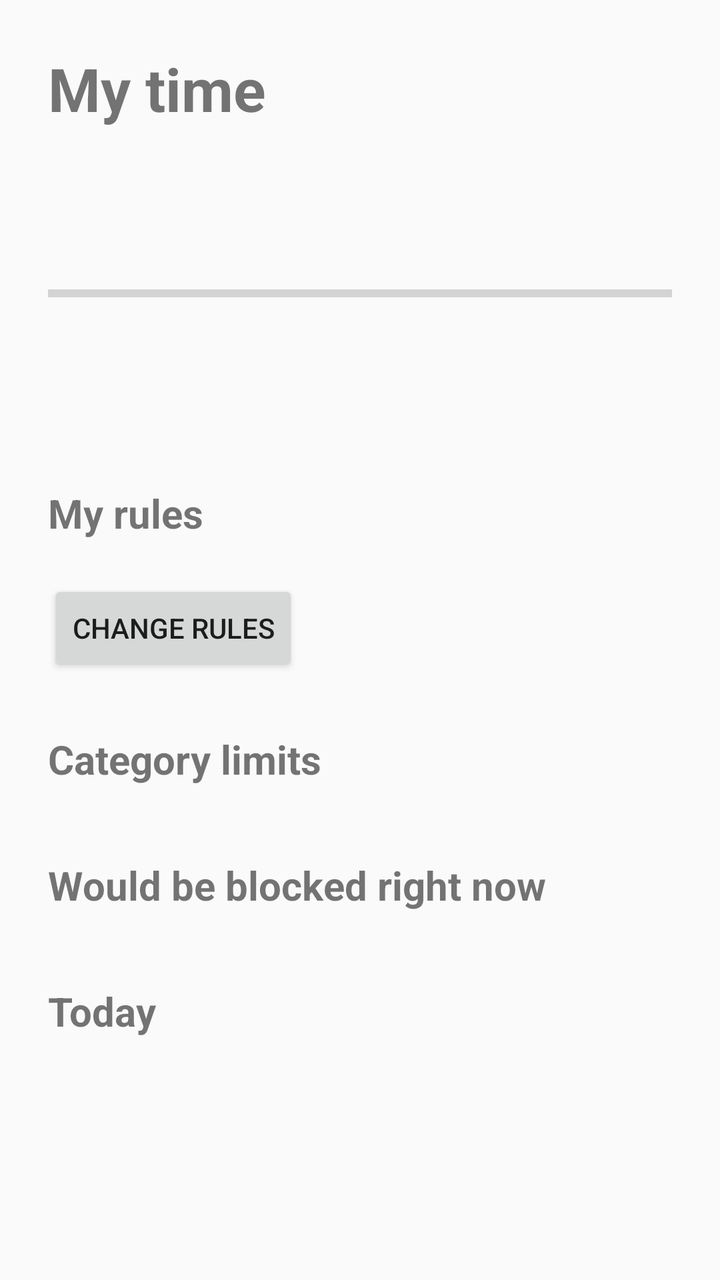
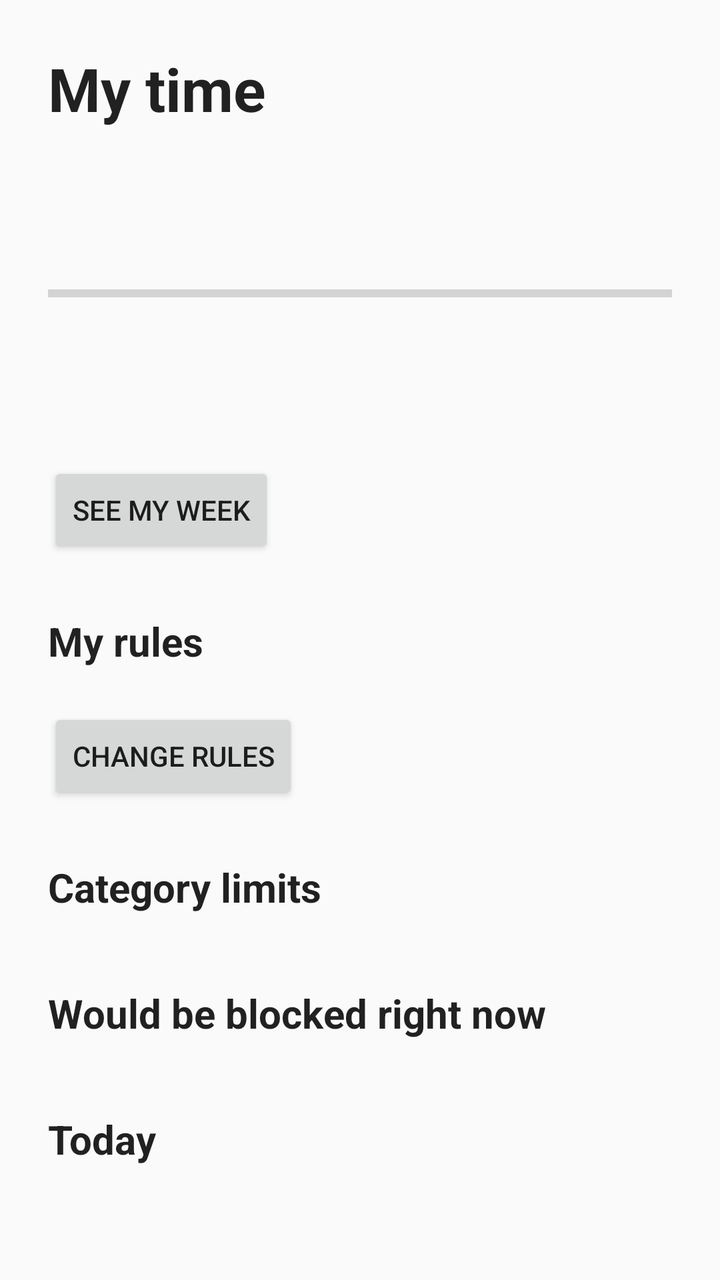

Two renders of the same Android screen: before a commit and after it. Below are the layout's source before the change and the commit's diff.
<!-- AndroidManifest.xml: application theme Theme.AppCompat.DayNight.NoActionBar -->
<!-- res/layout/activity_home.xml -->
<?xml version="1.0" encoding="utf-8"?>
<ScrollView xmlns:android="http://schemas.android.com/apk/res/android"
    android:layout_width="match_parent"
    android:layout_height="match_parent"
    android:fillViewport="true">

    <LinearLayout
        android:layout_width="match_parent"
        android:layout_height="wrap_content"
        android:orientation="vertical"
        android:padding="24dp">

        <TextView
            android:layout_width="wrap_content"
            android:layout_height="wrap_content"
            android:text="@string/home_title"
            android:textSize="30sp"
            android:textStyle="bold" />

        
        <LinearLayout
            android:id="@+id/permission_card"
            android:layout_width="match_parent"
            android:layout_height="wrap_content"
            android:layout_marginTop="20dp"
            android:background="?android:attr/colorBackgroundFloating"
            android:orientation="vertical"
            android:padding="16dp"
            android:visibility="gone">

            <TextView
                android:layout_width="wrap_content"
                android:layout_height="wrap_content"
                android:text="@string/home_permission_title"
                android:textSize="18sp"
                android:textStyle="bold" />

            <TextView
                android:layout_width="match_parent"
                android:layout_height="wrap_content"
                android:layout_marginTop="6dp"
                android:text="@string/home_permission_body"
                android:textSize="15sp" />

            <Button
                android:id="@+id/permission_button"
                android:layout_width="wrap_content"
                android:layout_height="wrap_content"
                android:layout_marginTop="12dp"
                android:text="@string/home_permission_button" />
        </LinearLayout>

        <LinearLayout
            android:id="@+id/summary_card"
            android:layout_width="match_parent"
            android:layout_height="wrap_content"
            android:layout_marginTop="20dp"
            android:orientation="vertical">

            <TextView
                android:id="@+id/headline"
                android:layout_width="wrap_content"
                android:layout_height="wrap_content"
                android:textSize="34sp"
                android:textStyle="bold" />

            <ProgressBar
                android:id="@+id/budget_bar"
                style="?android:attr/progressBarStyleHorizontal"
                android:layout_width="match_parent"
                android:layout_height="10dp"
                android:layout_marginTop="12dp"
                android:max="100" />

            <TextView
                android:id="@+id/subline"
                android:layout_width="wrap_content"
                android:layout_height="wrap_content"
                android:layout_marginTop="8dp"
                android:textSize="15sp" />

            <TextView
                android:id="@+id/mode_note"
                android:layout_width="match_parent"
                android:layout_height="wrap_content"
                android:layout_marginTop="16dp"
                android:textSize="14sp"
                android:textStyle="italic" />
        </LinearLayout>

        <TextView
            android:layout_width="wrap_content"
            android:layout_height="wrap_content"
            android:layout_marginTop="28dp"
            android:text="@string/home_rules_header"
            android:textSize="20sp"
            android:textStyle="bold" />

        <LinearLayout
            android:id="@+id/rules_list"
            android:layout_width="match_parent"
            android:layout_height="wrap_content"
            android:layout_marginTop="8dp"
            android:orientation="vertical" />

        <Button
            android:id="@+id/edit_rules"
            android:layout_width="wrap_content"
            android:layout_height="wrap_content"
            android:layout_marginTop="12dp"
            android:text="@string/home_edit_rules" />

        <TextView
            android:layout_width="wrap_content"
            android:layout_height="wrap_content"
            android:layout_marginTop="28dp"
            android:text="@string/home_categories_header"
            android:textSize="20sp"
            android:textStyle="bold" />

        <LinearLayout
            android:id="@+id/category_budgets"
            android:layout_width="match_parent"
            android:layout_height="wrap_content"
            android:layout_marginTop="8dp"
            android:orientation="vertical" />

        <TextView
            android:layout_width="wrap_content"
            android:layout_height="wrap_content"
            android:layout_marginTop="28dp"
            android:text="@string/home_would_block_header"
            android:textSize="20sp"
            android:textStyle="bold" />

        <LinearLayout
            android:id="@+id/blocked_list"
            android:layout_width="match_parent"
            android:layout_height="wrap_content"
            android:layout_marginTop="8dp"
            android:orientation="vertical" />

        <TextView
            android:layout_width="wrap_content"
            android:layout_height="wrap_content"
            android:layout_marginTop="28dp"
            android:text="@string/home_apps_header"
            android:textSize="20sp"
            android:textStyle="bold" />

        <LinearLayout
            android:id="@+id/app_list"
            android:layout_width="match_parent"
            android:layout_height="wrap_content"
            android:layout_marginTop="8dp"
            android:layout_marginBottom="24dp"
            android:orientation="vertical" />
    </LinearLayout>
</ScrollView>
<!-- resources referenced by this layout -->
<resources>
  <string name="home_apps_header">Today</string>
  <string name="home_categories_header">Category limits</string>
  <string name="home_edit_rules">Change rules</string>
  <string name="home_permission_body">Dementor Watch needs usage access to measure screen time. Find Dementor Watch in the list on the next screen and turn it on.</string>
  <string name="home_permission_button">Open settings</string>
  <string name="home_permission_title">One thing left to do</string>
  <string name="home_rules_header">My rules</string>
  <string name="home_title">My time</string>
  <string name="home_would_block_header">Would be blocked right now</string>
</resources>

<!-- the commit's change to res/layout/activity_home.xml (unified diff, before → after) -->
@@ -8,45 +8,43 @@
         android:layout_width="match_parent"
         android:layout_height="wrap_content"
         android:orientation="vertical"
-        android:padding="24dp">
+        android:padding="@dimen/screen_padding">
 
         <TextView
             android:layout_width="wrap_content"
             android:layout_height="wrap_content"
             android:text="@string/home_title"
-            android:textSize="30sp"
-            android:textStyle="bold" />
+            android:textAppearance="@style/TextAppearance.Dementor.Title" />
 
         
         <LinearLayout
             android:id="@+id/permission_card"
             android:layout_width="match_parent"
             android:layout_height="wrap_content"
-            android:layout_marginTop="20dp"
+            android:layout_marginTop="@dimen/space_xl"
             android:background="?android:attr/colorBackgroundFloating"
             android:orientation="vertical"
-            android:padding="16dp"
+            android:padding="@dimen/space_lg"
             android:visibility="gone">
 
             <TextView
                 android:layout_width="wrap_content"
                 android:layout_height="wrap_content"
                 android:text="@string/home_permission_title"
-                android:textSize="18sp"
-                android:textStyle="bold" />
+                android:textAppearance="@style/TextAppearance.Dementor.Subtitle" />
 
             <TextView
                 android:layout_width="match_parent"
                 android:layout_height="wrap_content"
-                android:layout_marginTop="6dp"
+                android:layout_marginTop="@dimen/space_xs"
                 android:text="@string/home_permission_body"
-                android:textSize="15sp" />
+                android:textAppearance="@style/TextAppearance.Dementor.Body" />
 
             <Button
                 android:id="@+id/permission_button"
                 android:layout_width="wrap_content"
                 android:layout_height="wrap_content"
-                android:layout_marginTop="12dp"
+                android:layout_marginTop="@dimen/space_md"
                 android:text="@string/home_permission_button" />
         </LinearLayout>
 
@@ -54,106 +52,108 @@
             android:id="@+id/summary_card"
             android:layout_width="match_parent"
             android:layout_height="wrap_content"
-            android:layout_marginTop="20dp"
+            android:layout_marginTop="@dimen/space_xl"
             android:orientation="vertical">
 
             <TextView
                 android:id="@+id/headline"
                 android:layout_width="wrap_content"
                 android:layout_height="wrap_content"
-                android:textSize="34sp"
-                android:textStyle="bold" />
+                android:textAppearance="@style/TextAppearance.Dementor.Display" />
 
             <ProgressBar
                 android:id="@+id/budget_bar"
                 style="?android:attr/progressBarStyleHorizontal"
                 android:layout_width="match_parent"
-                android:layout_height="10dp"
-                android:layout_marginTop="12dp"
+                android:layout_height="@dimen/budget_bar_height"
+                android:layout_marginTop="@dimen/space_md"
                 android:max="100" />
 
             <TextView
                 android:id="@+id/subline"
                 android:layout_width="wrap_content"
                 android:layout_height="wrap_content"
-                android:layout_marginTop="8dp"
-                android:textSize="15sp" />
+                android:layout_marginTop="@dimen/space_sm"
+                android:textAppearance="@style/TextAppearance.Dementor.Body" />
 
             <TextView
                 android:id="@+id/mode_note"
                 android:layout_width="match_parent"
                 android:layout_height="wrap_content"
-                android:layout_marginTop="16dp"
-                android:textSize="14sp"
+                android:layout_marginTop="@dimen/space_lg"
+                android:textAppearance="@style/TextAppearance.Dementor.Caption"
                 android:textStyle="italic" />
         </LinearLayout>
+
+        <Button
+            android:id="@+id/open_week"
+            android:layout_width="wrap_content"
+            android:layout_height="wrap_content"
+            android:layout_marginTop="@dimen/space_lg"
+            android:text="@string/home_open_week" />
 
         <TextView
             android:layout_width="wrap_content"
             android:layout_height="wrap_content"
-            android:layout_marginTop="28dp"
+            android:layout_marginTop="@dimen/section_spacing"
             android:text="@string/home_rules_header"
-            android:textSize="20sp"
-            android:textStyle="bold" />
+            android:textAppearance="@style/TextAppearance.Dementor.Section" />
 
         <LinearLayout
             android:id="@+id/rules_list"
             android:layout_width="match_parent"
             android:layout_height="wrap_content"
-            android:layout_marginTop="8dp"
+            android:layout_marginTop="@dimen/space_sm"
             android:orientation="vertical" />
 
         <Button
             android:id="@+id/edit_rules"
             android:layout_width="wrap_content"
             android:layout_height="wrap_content"
-            android:layout_marginTop="12dp"
+            android:layout_marginTop="@dimen/space_md"
             android:text="@string/home_edit_rules" />
 
         <TextView
             android:layout_width="wrap_content"
             android:layout_height="wrap_content"
-            android:layout_marginTop="28dp"
+            android:layout_marginTop="@dimen/section_spacing"
             android:text="@string/home_categories_header"
-            android:textSize="20sp"
-            android:textStyle="bold" />
+            android:textAppearance="@style/TextAppearance.Dementor.Section" />
 
         <LinearLayout
             android:id="@+id/category_budgets"
             android:layout_width="match_parent"
             android:layout_height="wrap_content"
-            android:layout_marginTop="8dp"
+            android:layout_marginTop="@dimen/space_sm"
             android:orientation="vertical" />
 
         <TextView
             android:layout_width="wrap_content"
             android:layout_height="wrap_content"
-            android:layout_marginTop="28dp"
+            android:layout_marginTop="@dimen/section_spacing"
             android:text="@string/home_would_block_header"
-            android:textSize="20sp"
-            android:textStyle="bold" />
+            android:textAppearance="@style/TextAppearance.Dementor.Section" />
 
         <LinearLayout
             android:id="@+id/blocked_list"
             android:layout_width="match_parent"
             android:layout_height="wrap_content"
-            android:layout_marginTop="8dp"
+            android:layout_marginTop="@dimen/space_sm"
             android:orientation="vertical" />
 
         <TextView
             android:layout_width="wrap_content"
             android:layout_height="wrap_content"
-            android:layout_marginTop="28dp"
+            android:layout_marginTop="@dimen/section_spacing"
             android:text="@string/home_apps_header"
-            android:textSize="20sp"
-            android:textStyle="bold" />
+            android:textAppearance="@style/TextAppearance.Dementor.Section" />
 
         <LinearLayout
             android:id="@+id/app_list"
             android:layout_width="match_parent"
             android:layout_height="wrap_content"
-            android:layout_marginTop="8dp"
-            android:layout_marginBottom="24dp"
+            android:layout_marginTop="@dimen/space_sm"
+            android:layout_marginBottom="@dimen/screen_padding"
             android:orientation="vertical" />
     </LinearLayout>
 </ScrollView>
<!-- resource entries referenced after the edit -->
@@ -1,13 +1,44 @@
 <!-- resources referenced by this layout -->
 <resources>
+  <dimen name="budget_bar_height">10dp</dimen>
+  <dimen name="screen_padding">24dp</dimen>
+  <dimen name="section_spacing">28dp</dimen>
+  <dimen name="space_lg">16dp</dimen>
+  <dimen name="space_md">12dp</dimen>
+  <dimen name="space_sm">8dp</dimen>
+  <dimen name="space_xl">20dp</dimen>
+  <dimen name="space_xs">6dp</dimen>
   <string name="home_apps_header">Today</string>
   <string name="home_categories_header">Category limits</string>
   <string name="home_edit_rules">Change rules</string>
+  <string name="home_open_week">See my week</string>
   <string name="home_permission_body">Dementor Watch needs usage access to measure screen time. Find Dementor Watch in the list on the next screen and turn it on.</string>
   <string name="home_permission_button">Open settings</string>
   <string name="home_permission_title">One thing left to do</string>
   <string name="home_rules_header">My rules</string>
   <string name="home_title">My time</string>
   <string name="home_would_block_header">Would be blocked right now</string>
+  <style name="TextAppearance.Dementor.Body" parent="TextAppearance.AppCompat">
+          <item name="android:textSize">15sp</item>
+      </style>
+  <style name="TextAppearance.Dementor.Caption" parent="TextAppearance.AppCompat">
+          <item name="android:textSize">14sp</item>
+      </style>
+  <style name="TextAppearance.Dementor.Display" parent="TextAppearance.AppCompat">
+          <item name="android:textSize">34sp</item>
+          <item name="android:textStyle">bold</item>
+      </style>
+  <style name="TextAppearance.Dementor.Section" parent="TextAppearance.AppCompat">
+          <item name="android:textSize">20sp</item>
+          <item name="android:textStyle">bold</item>
+      </style>
+  <style name="TextAppearance.Dementor.Subtitle" parent="TextAppearance.AppCompat">
+          <item name="android:textSize">18sp</item>
+          <item name="android:textStyle">bold</item>
+      </style>
+  <style name="TextAppearance.Dementor.Title" parent="TextAppearance.AppCompat">
+          <item name="android:textSize">30sp</item>
+          <item name="android:textStyle">bold</item>
+      </style>
 </resources>
 
